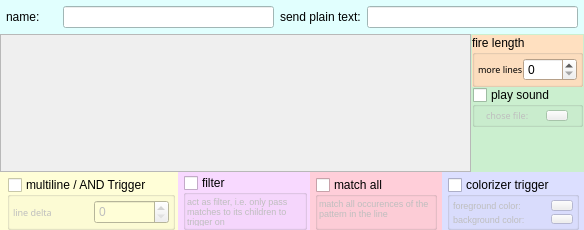
Before: the Qt Designer form src/ui/triggers_main_area.ui in Mudlet/Mudlet, drawn with Qt 5.
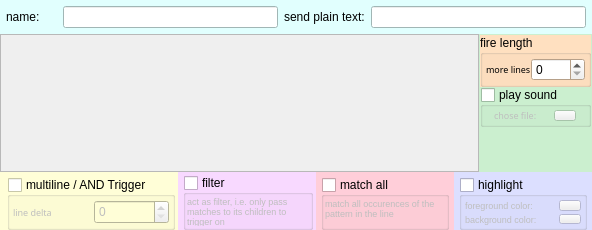
After: the same form once the commit is applied.

Patch:
```diff
--- a/src/ui/triggers_main_area.ui
+++ b/src/ui/triggers_main_area.ui
@@ -6,7 +6,7 @@
    <rect>
     <x>0</x>
     <y>0</y>
-    <width>584</width>
+    <width>592</width>
     <height>230</height>
    </rect>
   </property>
@@ -230,8 +230,8 @@
              <rect>
               <x>0</x>
               <y>0</y>
-              <width>484</width>
-              <height>138</height>
+              <width>463</width>
+              <height>131</height>
              </rect>
             </property>
            </widget>
@@ -1369,7 +1369,7 @@
 otherwise highlight the entire match</string>
            </property>
            <property name="title">
-            <string>colorizer trigger</string>
+            <string>highlight</string>
            </property>
            <property name="checkable">
             <bool>true</bool>
```
